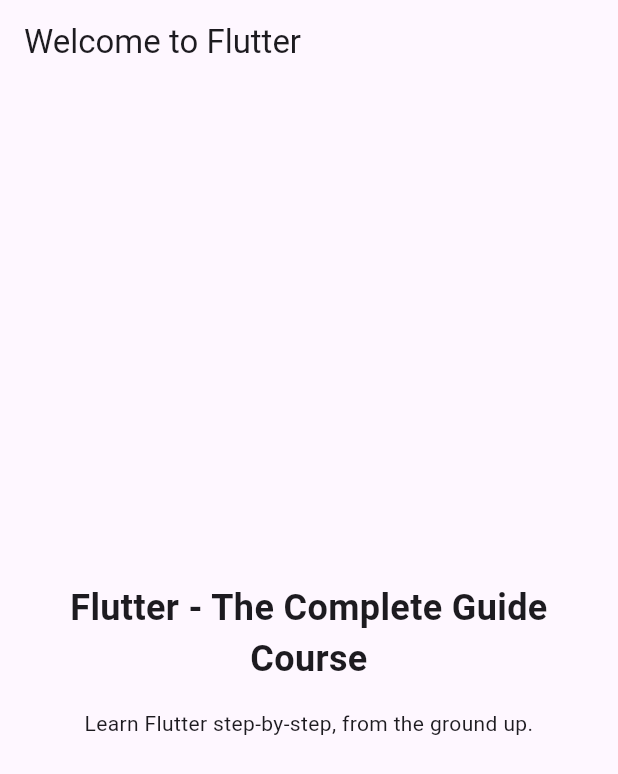
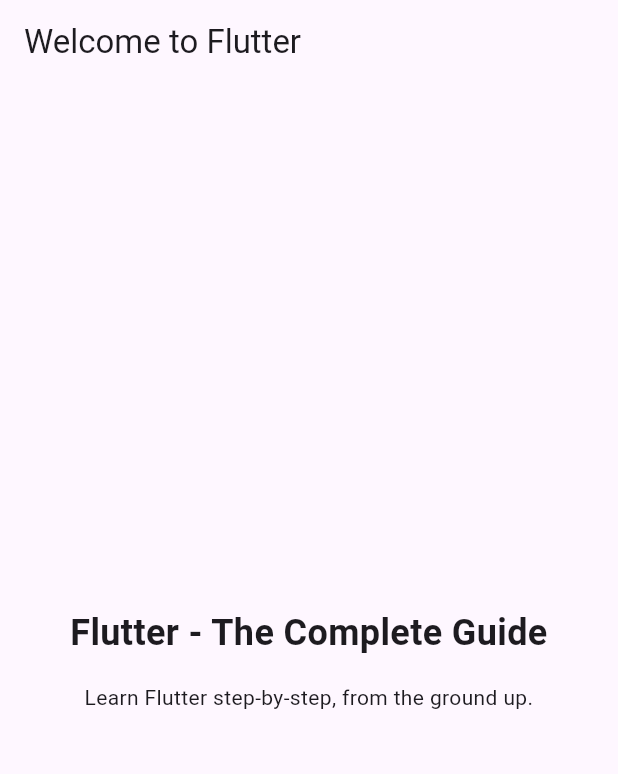
Before and after one commit to Aditya137x/First_Flutter_App, a Flutter app: the screen it shows after launch, on a phone screen of 412 x 824 dp. Shown: the top 774 px of the screen. Run offline on Flutter 3.47's test engine with Material 3 defaults, Android fonts, the phone set to English and light mode, and no system bars.

Commit message:
changed main.dart

```diff
--- a/lib/main.dart
+++ b/lib/main.dart
@@ -33,7 +33,7 @@ class MyApp extends StatelessWidget {
             crossAxisAlignment: CrossAxisAlignment.center,
             children: [
               Text(
-                'Flutter - The Complete Guide Course',
+                'Flutter - The Complete Guide',
                 textAlign: TextAlign.center,
                 style: TextStyle(
                   fontSize: 24,
```
